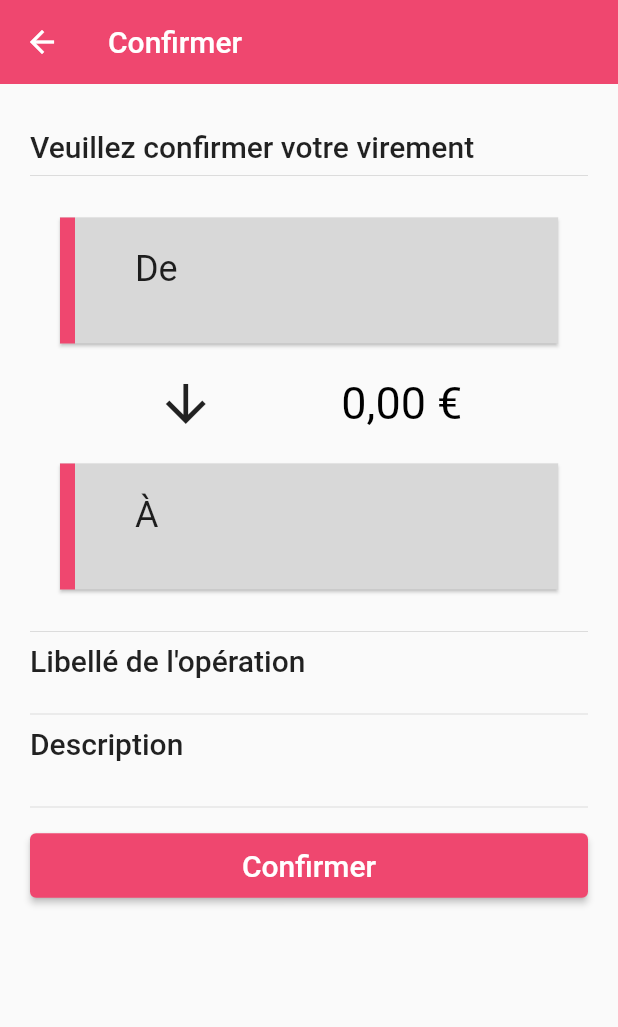
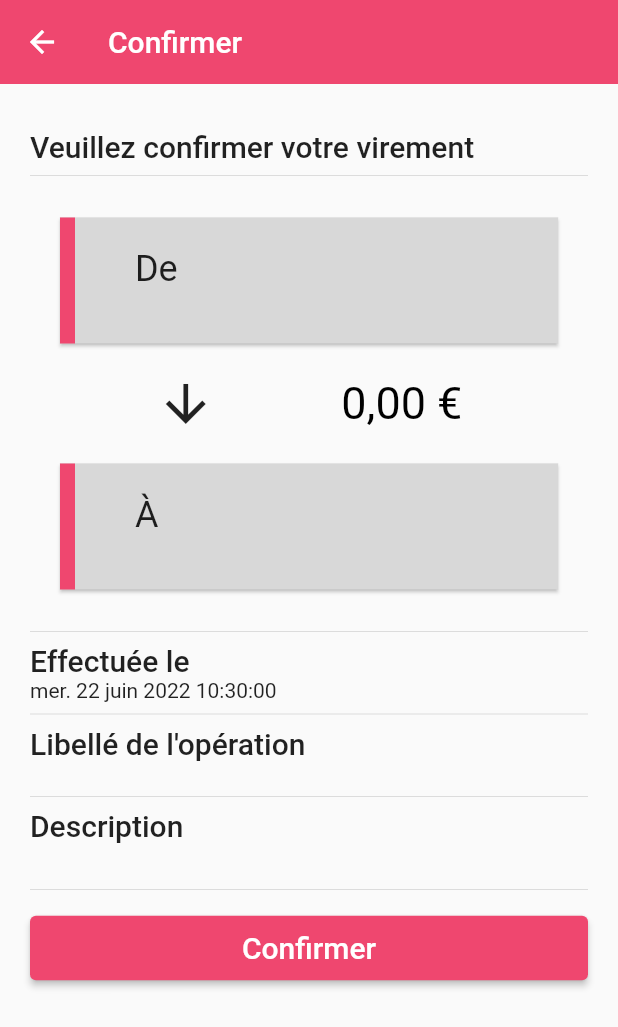
Before and after one commit to FenwickNic/ardoise, a Flutter app: the TransactionSummaryPage screen opened directly with empty values, on a phone screen of 412 x 824 dp. Shown: the top 1027 px of the screen. Run offline on Flutter 3.47's test engine with Material 2 defaults, Android fonts, the phone set to English and light mode, and no system bars; our stand-ins replace cloud_firestore, firebase_auth, firebase_core, sentry_flutter, shimmer; accounts and stored records are empty; generated files the repository leaves out were written again.

Commit message:
[ARD-01] Added submisison date to the transaction details form.

```diff
--- a/lib/business/presentation/presentation_adapter.dart
+++ b/lib/business/presentation/presentation_adapter.dart
@@ -43,6 +43,7 @@ class PresentationAdapter {
           TransactionTileViewModel tile = TransactionTileViewModel(
               user: user,
               currentAccount: account,
+              submissionDate: transaction.submissionDate,
               transactionId: transaction.documentId,
               description: transaction.description,
               title: transaction.title,
@@ -83,6 +84,7 @@ class PresentationAdapter {
         TransactionTileViewModel transactionViewModel =
             TransactionTileViewModel(
           user: user,
+          submissionDate: transaction.submissionDate,
           currentAccount: account,
           title: transaction.title,
           accountFrom: allAccounts.firstWhere((element) {
--- a/lib/business/presentation/string_adapter.dart
+++ b/lib/business/presentation/string_adapter.dart
@@ -14,4 +14,9 @@ class StringAdapter{
     Locale locale = Localizations.localeOf(context);
     return DateFormat("EEE d MMM yyyy",locale.languageCode).format(date);
   }
+
+  static String formatDateTimeLong(BuildContext context, DateTime date) {
+    Locale locale = Localizations.localeOf(context);
+    return DateFormat("EEE d MMM yyyy HH:mm:ss",locale.languageCode).format(date);
+  }
 }
--- a/lib/model/viewmodel/transactiondetails_viewmodel.dart
+++ b/lib/model/viewmodel/transactiondetails_viewmodel.dart
@@ -13,10 +13,10 @@ class TransactionDetailsViewModel {
   String accountFrom = "";
   String accountTo = "";
   double amount;
+  DateTime submissionDate;
   bool requiresValidation;
 
-  TransactionDetailsViewModel(
-      {required this.user,
+  TransactionDetailsViewModel({required this.user,
     required this.currentAccount,
     this.transactionId = "",
     required this.accountFrom,
@@ -24,9 +24,11 @@ class TransactionDetailsViewModel {
     required this.amount,
     required this.title,
     required this.description,
+    required this.submissionDate,
     this.requiresValidation = false});
 
-  factory TransactionDetailsViewModel.fromTransactionTile(TransactionTileViewModel tile) {
+  factory TransactionDetailsViewModel.fromTransactionTile(
+      TransactionTileViewModel tile) {
     return TransactionDetailsViewModel(
         currentAccount: tile.currentAccount,
         user: tile.user,
@@ -36,6 +38,7 @@ class TransactionDetailsViewModel {
         amount: tile.amount,
         title: tile.title,
         description: tile.description,
+        submissionDate: tile.submissionDate,
         requiresValidation: tile.requiresValidation);
   }
 }
--- a/lib/model/viewmodel/transactionlist_viewmodel.dart
+++ b/lib/model/viewmodel/transactionlist_viewmodel.dart
@@ -21,10 +21,12 @@ class TransactionTileViewModel {
   double amount;
   double? newBalance;
   bool requiresValidation;
+  DateTime submissionDate;
 
   TransactionTileViewModel(
       {required this.user,
       required this.currentAccount,
+      required this.submissionDate,
       this.transactionId = "",
       required this.title,
       this.description = '',
--- a/lib/ui/transaction/transaction_summary_page.dart
+++ b/lib/ui/transaction/transaction_summary_page.dart
@@ -36,6 +36,7 @@ class TransactionSummaryPage extends StatelessWidget {
                           TransactionDetails(
                               transaction: TransactionDetailsViewModel(
                             currentAccount: transaction.currentAccount,
+                            submissionDate: DateTime.now(),
                             user: transaction.user,
                             title: transaction.title,
                             amount: transaction.amount,
--- a/lib/ui/widget/account_info.dart
+++ b/lib/ui/widget/account_info.dart
@@ -12,7 +12,7 @@ class AccountInfo extends StatelessWidget {
       Container(
           color: Theme.of(context).primaryColor,
           alignment: Alignment.center,
-          padding: const EdgeInsets.only(top:20, bottom:20),
+          padding: const EdgeInsets.only(top:20, bottom:0),
           child:
           Column(
               children: [
--- a/lib/ui/widget/transaction_details.dart
+++ b/lib/ui/widget/transaction_details.dart
@@ -57,6 +57,9 @@ class TransactionDetails extends StatelessWidget {
               )
           ),
           const Divider(thickness: 0),
+          Text("Effectuée le" , style: Theme.of(context).textTheme.headline6),
+          Text(StringAdapter.formatDateTimeLong(context, transaction.submissionDate)),
+          const Divider(thickness: 0),
           Text("Libellé de l'opération" , style: Theme.of(context).textTheme.headline6),
           Text(transaction.title),
           const Divider(thickness: 0),
```
Lines whose indentation alone changed are shown as unchanged.
